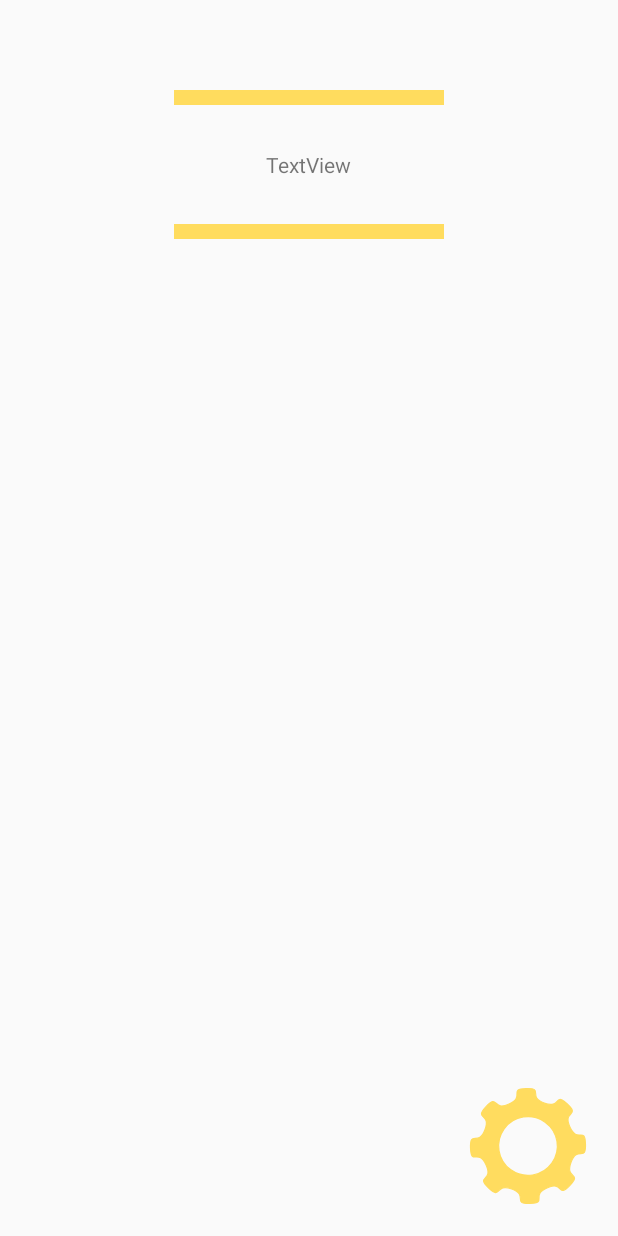
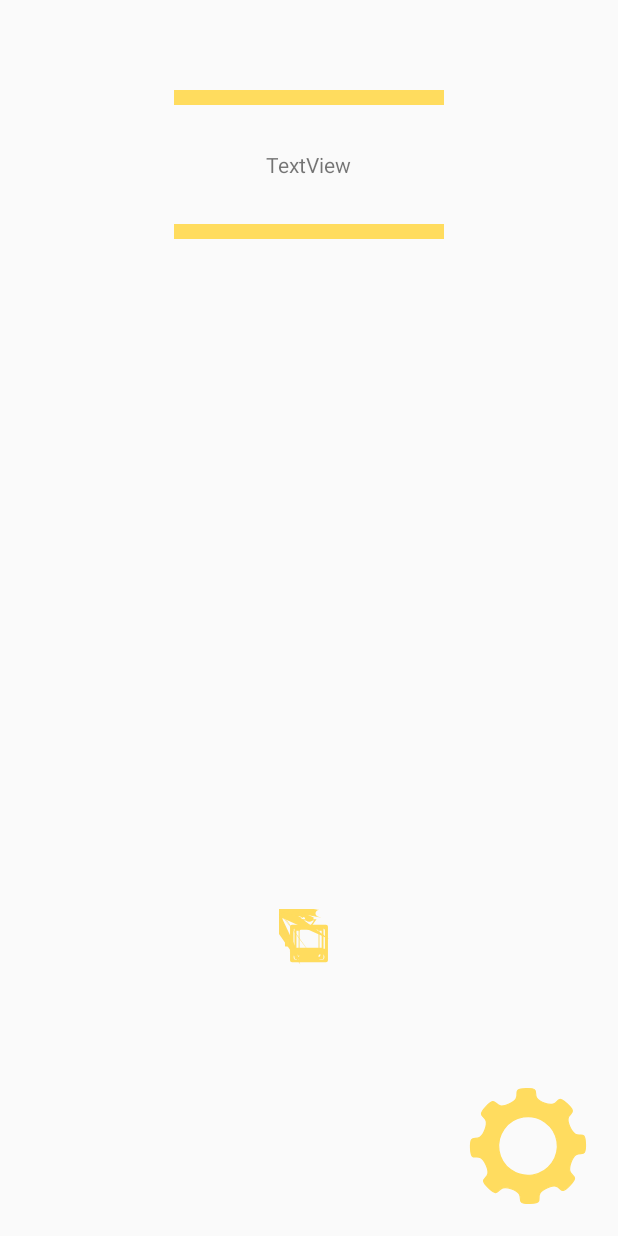
Before and after one commit to LissaGreense/hackathonyoungsters, an Android app: the layout kadzetan.xml on its own in the app's theme, with its tools: preview values and no code run, on a phone screen of 412 x 824 dp. Run offline under Robolectric (Android 15) with nearby library versions, the phone set to English and light mode, and no system bars.

Commit message:
again repair bus and tram svg

```diff
--- a/Android_App/MyApplication2/app/src/main/res/drawable/busicon.xml
+++ b/Android_App/MyApplication2/app/src/main/res/drawable/busicon.xml
@@ -5,94 +5,97 @@
     android:viewportWidth="48"
     android:viewportHeight="48">
 
-    <group
-            android:translateY="-1004.3622">
+    <group>
         <path
             android:fillColor="#ffdc5e"
             android:fillType="evenOdd"
             android:strokeWidth="3"
             android:strokeLineCap="round"
-            android:pathData="M 568.7832,-619.16992 0,2.02539 c 0,3.61499 2.9104,6.52539 6.52539,6.52539 l
-1.98047,0 c 3.615,0 6.52539,-2.9104 6.52539,-6.52539 l 0,-2.02539 -15.03125,0 z" />
+            android:pathData="M 11.10377,43.387083 0,0.899081 c 0,1.604713 1.291942,2.896655 2.896655,2.896655
+l 0.879141,0 c 1.604717,0 2.896654,-1.291942 2.896654,-2.896655 l 0,-0.899081
+-6.67245,0 z" />
         <path
             android:fillColor="#ffdc5e"
             android:fillType="evenOdd"
             android:strokeWidth="3"
             android:strokeLineCap="round"
-            android:pathData="M 611.85547,-619.16992 0,2.02539 c 0,3.61499 2.9104,6.52539 6.52539,6.52539 l
-1.97852,0 c 3.61499,0 6.52539,-2.9104 6.52539,-6.52539 l 0,-2.02539 -15.0293,0 z" />
+            android:pathData="M 30.223775,43.387083 0,0.899081 c 0,1.604713 1.291941,2.896655
+2.896654,2.896655 l 0.878276,0 c 1.604713,0 2.896654,-1.291942
+2.896654,-2.896655 l 0,-0.899081 -6.671584,0 z" />
         <path
             android:fillColor="#ffdc5e"
             android:fillType="evenOdd"
             android:strokeWidth="3"
             android:strokeLineCap="round"
-            android:pathData="M 555.23633,-662.79688 c -0.39303,0 -0.70899,0.31792 -0.70899,0.71094 l
-0,11.90235 c 0,0.39302 0.31596,0.70898 0.70899,0.70898 l 6.62695,0 0,-13.32227
--6.62695,0 z" />
+            android:pathData="M 5.0902441,24.020848 c -0.174468,0 -0.3147243,0.141127 -0.3147243,0.31559 l
+0,5.283515 c 0,0.174464 0.1402563,0.31472 0.3147243,0.31472 l 2.9417376,0
+0,-5.913825 -2.9417376,0 z" />
         <path
             android:fillColor="#ffdc5e"
             android:fillType="evenOdd"
             android:strokeWidth="3"
             android:strokeLineCap="round"
-            android:pathData="M 633.80664,-662.79688 0,13.32227 6.625,0 c 0.39303,0 0.71094,-0.31596
-0.71094,-0.70898 l 0,-11.90235 c 0,-0.39302 -0.31791,-0.71094 -0.71094,-0.71094
-l -6.625,0 z" />
+            android:pathData="M 39.968013,24.020848 0,5.913825 2.940872,0 c 0.174468,0 0.31559,-0.140256
+0.31559,-0.31472 l 0,-5.283515 c 0,-0.174463 -0.141122,-0.31559
+-0.31559,-0.31559 l -2.940872,0 z" />
         <path
             android:fillColor="#ffdc5e"
             android:fillType="evenOdd"
             android:strokeWidth="3.65549207"
             android:strokeLineCap="round"
-            android:pathData="M 567.29102,-688.58789 c -1.99463,0 -3.59961,1.60694 -3.59961,3.60156 l
-0,60.40821 c 0,1.99462 1.60498,3.5996 3.59961,3.5996 l 61.08789,0 c 1.99462,0
-3.59961,-1.605 3.59961,-3.5996 l 0,-60.40821 c 0,-1.99462 -1.60499,-3.60156
--3.59961,-3.60156 l -61.08789,0 z m 6.18164,6.72656 49.35937,0 c 2.04839,0
-3.69727,1.70119 3.69727,3.81445 l 0,32.7129 -56.75586,0 0,-32.7129 c 0,-2.11327
-1.65084,-3.81445 3.69922,-3.81445 z m 2.02343,46.00195 a 5.4535346,5.4535346 0 0
-1 5.45508,5.45508 5.4535346,5.4535346 0 0 1 -5.45508,5.45313 5.4535346,5.4535346
-0 0 1 -5.45312,-5.45313 5.4535346,5.4535346 0 0 1 5.45312,-5.45508 z m
-44.63868,0 a 5.4535346,5.4535346 0 0 1 5.45312,5.45508 5.4535346,5.4535346 0 0 1
--5.45312,5.45313 5.4535346,5.4535346 0 0 1 -5.45508,-5.45313 5.4535346,5.4535346
-0 0 1 5.45508,-5.45508 z" />
-        <group
-                android:translateX="421.82535"
-                android:translateY="-15.575964">
+            android:pathData="M 10.441384,12.572085 c -0.8854269,0 -1.5978859,0.713329 -1.5978859,1.598751 l
+0,26.815519 c 0,0.885422 0.712459,1.597881 1.5978859,1.597881 l 27.117232,0 c
+0.885422,0 1.597885,-0.712468 1.597885,-1.597881 l 0,-26.815519 c 0,-0.885422
+-0.712463,-1.598751 -1.597885,-1.598751 l -27.117232,0 z m 2.744062,2.985955
+21.910881,0 c 0.909291,0 1.641237,0.755167 1.641237,1.693254 l 0,14.521427
+-25.194221,0 0,-14.521427 c 0,-0.938091 0.732816,-1.693254 1.642103,-1.693254 z
+m 0.898211,20.420505 a 2.4208524,2.4208524 0 0 1 2.421538,2.421538
+2.4208524,2.4208524 0 0 1 -2.421538,2.420673 2.4208524,2.4208524 0 0 1
+-2.420668,-2.420673 2.4208524,2.4208524 0 0 1 2.420668,-2.421538 z m 19.815342,0
+a 2.4208524,2.4208524 0 0 1 2.420668,2.421538 2.4208524,2.4208524 0 0 1
+-2.420668,2.420673 2.4208524,2.4208524 0 0 1 -2.421538,-2.420673
+2.4208524,2.4208524 0 0 1 2.421538,-2.421538 z" />
         <path
             android:fillColor="#ffdc5e"
             android:strokeWidth="1"
-                android:pathData="M 152.46692,345.19269 0,20.55908 6.78449,0 c 3.43631,0 6.22647,-2.76079
-6.22647,-6.22647 0,-1.99716 -0.93985,-3.78874 -2.43772,-4.93417 0.67551,-0.96922
-1.05732,-2.11465 1.05732,-3.37757 0,-3.31882 -2.70205,-6.02087 -6.02087,-6.02087
-l -5.60969,0 z m 3.64189,8.13552 0,-4.69922 1.79158,0 c 1.14543,0
-2.37898,0.88111 2.37898,2.32024 0,1.43914 -1.23355,2.37898 -2.37898,2.37898 l
--1.79158,0 z m 0.0881,8.92851 0,-4.96354 2.99575,0 c 1.3804,0 2.52583,1.11606
-2.52583,2.49646 0,1.38039 -1.14543,2.46708 -2.52583,2.46708 l -2.99575,0 z" />
+            android:pathData="M 13.549275,0.96060009 0,9.12628291 3.01167,0 c 1.525396,0 2.763962,-1.2255294
+2.763962,-2.7639628 0,-0.8865497 -0.417204,-1.6818414 -1.082116,-2.1903037
+0.299862,-0.4302418 0.46935,-0.9387042 0.46935,-1.4993209 0,-1.4732415
+-1.199454,-2.67269551 -2.672696,-2.67269551 l -2.49017,0 z m 1.616654,3.61139961
+0,-2.0860082 0.795291,0 c 0.508463,0 1.056042,0.3911293 1.056042,1.0299666
+0,0.6388418 -0.547579,1.0560416 -1.056042,1.0560416 l -0.795291,0 z m
+0.03911,3.963412 0,-2.2033412 1.329829,0 c 0.612766,0 1.121229,0.4954249
+1.121229,1.1081916 0,0.6127623 -0.508463,1.0951496 -1.121229,1.0951496 l
+-1.329829,0 z" />
         <path
             android:fillColor="#ffdc5e"
             android:strokeWidth="1"
-                android:pathData="M 184.47254,358.14491 0,-12.98159 -4.11182,0 0,13.01096 0.0294,0 c
--0.0294,1.02795 -0.41118,1.9678 -1.14543,2.70205 -0.73425,0.73425
--1.6741,1.11606 -2.70205,1.11606 -1.02796,0 -1.99717,-0.38181 -2.73142,-1.11606
--0.73426,-0.73425 -1.14544,-1.70347 -1.14544,-2.73142 l 0,-12.98159 -4.11181,0
-0,13.01096 c 0.0294,4.37615 3.58315,7.92993 7.98867,7.92993 4.37614,0
-7.9593,-3.55378 7.9593,-7.9593 l -0.0294,0 z" />
+            android:pathData="M 27.756736,6.7101579 0,-5.7625953 -1.825259,0 0,5.7756328 0.01305,0 c
+-0.01305,0.4563123 -0.182525,0.8735167 -0.508462,1.199454 -0.325937,0.3259374
+-0.743142,0.4954249 -1.199454,0.4954249 -0.456317,0 -0.886554,-0.1694875
+-1.212492,-0.4954249 C 22.698179,7.5967121 22.515654,7.1664703
+22.515654,6.7101579 l 0,-5.7625953 -1.825254,0 0,5.7756328 c 0.01305,1.9425957
+1.590579,3.5201376 3.546212,3.5201376 1.942591,0 3.533175,-1.5775419
+3.533175,-3.5331751 l -0.01305,0 z" />
         <path
             android:fillColor="#ffdc5e"
             android:strokeWidth="1"
-                android:pathData="M 193.70301,357.05821 0.0881,0.0294 c 2.14401,0.73426 3.40693,1.76221
-3.40693,2.87828 0,0.52866 -0.55803,2.08527 -2.2615,2.08527 -0.91047,0 -3.34819,0
--5.52158,-2.32024 l -2.99575,2.81954 c 1.40976,1.49787 3.05449,2.52583
-4.90481,3.11323 1.4685,0.44055 2.70205,0.49929 3.61252,0.49929 1.85032,0
-3.52441,-0.76362 4.72859,-2.11465 1.02795,-1.14543 1.64472,-2.64331
-1.64472,-4.08244 0,-1.46851 -0.55803,-2.84891 -1.61535,-4.02371
--1.05733,-1.14543 -2.58457,-2.05591 -4.55237,-2.73142 -0.17622,-0.0587
--0.35244,-0.11748 -0.5874,-0.17622 -1.87969,-0.46992 -2.61394,-1.05732
--2.64331,-2.11465 -0.0294,-0.67551 0.17622,-0.99858 0.35244,-1.1748
-0.52866,-0.55804 1.55662,-0.76363 1.82095,-0.76363 1.79157,0 2.64331,0.55804
-3.96496,1.40977 l 0.73425,0.46992 2.14402,-3.49504 -0.67551,-0.44055 c
--1.49788,-0.96922 -3.17197,-2.05591 -6.16772,-2.05591 -1.05733,0
--3.26009,0.44055 -4.78733,2.02654 -1.05733,1.11606 -1.58599,2.5552
--1.49788,4.19992 0.0881,1.9678 0.99859,3.55379 2.64331,4.64048 1.17481,0.79299
-2.43772,1.11606 3.11323,1.29228 l 0.14685,0.0294 z" />
-        </group>
+            android:pathData="M 31.854189,6.2277661 0.03911,0.013051 c 0.951738,0.3259419 1.512354,0.7822542
+1.512354,1.2776835 0,0.2346749 -0.247712,0.9256622 -1.003891,0.9256622
+-0.404163,0 -1.486279,0 -2.451058,-1.0299666 l -1.329829,1.2516085 c
+0.625799,0.6649122 1.355904,1.121229 2.17727,1.3819785 0.651875,0.195563
+1.199454,0.221638 1.603617,0.221638 0.821366,0 1.564504,-0.338975
+2.099045,-0.9387043 0.456313,-0.5084623 0.7301,-1.173379 0.7301,-1.8122163
+0,-0.6518792 -0.247712,-1.264646 -0.717062,-1.7861458 -0.469354,-0.5084623
+-1.147304,-0.9126291 -2.020821,-1.2124915 -0.07823,-0.026057 -0.15645,-0.05215
+-0.26075,-0.078225 -0.834404,-0.2085999 -1.160341,-0.4693499
+-1.173379,-0.9387041 -0.01305,-0.2998624 0.07822,-0.4432749 0.15645,-0.5214999
+0.234675,-0.2477168 0.690992,-0.3389793 0.808329,-0.3389793 0.795288,0
+1.173379,0.2477169 1.760067,0.6258042 l 0.325937,0.2086 0.951742,-1.5514665
+-0.299863,-0.1955624 C 34.096639,1.2995883 33.353501,0.81720096
+32.023672,0.81720096 c -0.469354,0 -1.447171,0.19556244 -2.12512,0.89959164
+-0.469355,0.4954248 -0.704029,1.1342666 -0.664917,1.8643663 0.03911,0.8735167
+0.443279,1.5775459 1.173379,2.0599332 0.521504,0.3520124 1.082117,0.4954249
+1.381979,0.5736498 l 0.06519,0.013051 z" />
     </group>
 </vector>
--- a/Android_App/MyApplication2/app/src/main/res/drawable/tramicon.xml
+++ b/Android_App/MyApplication2/app/src/main/res/drawable/tramicon.xml
@@ -5,8 +5,7 @@
     android:viewportWidth="48"
     android:viewportHeight="48">
 
-    <group
-            android:translateY="-1004.3622">
+    <group>
         <path
             android:fillColor="#feda5f"
             android:fillAlpha="0.98999999"
@@ -14,8 +13,8 @@
             android:strokeAlpha="0.98999999"
             android:strokeWidth="1"
             android:strokeLineCap="round"
-            android:pathData="M 442.58594,-615.72266 -1.47266,2.97657 40.75781,0 -1.47265,-2.97657 -37.8125,0
-z" />
+            android:pathData="M 17.055011,44.480751 -0.541776,1.095049 14.99437,0 -0.541773,-1.095049
+-13.910821,0 z" />
         <path
             android:fillColor="#feda5f"
             android:fillAlpha="0.98999999"
@@ -23,8 +22,8 @@ z" />
             android:strokeAlpha="0.98999999"
             android:strokeWidth="1"
             android:strokeLineCap="round"
-            android:pathData="M 446.53516,-623.70703 -1.47266,2.97656 32.85938,0 -1.47266,-2.97656 -29.91406,0
-z" />
+            android:pathData="M 18.507888,41.543385 -0.541776,1.095045 12.08862,0 -0.541776,-1.095045
+-11.005068,0 z" />
         <path
             android:fillColor="#feda5f"
             android:fillAlpha="0.98999999"
@@ -32,8 +31,8 @@ z" />
             android:strokeAlpha="0.98999999"
             android:strokeWidth="1.54602563"
             android:strokeLineCap="round"
-            android:pathData="M 476.70508,-624.99414 7.7539,15.67773 4.54688,-1.63867 -6.94336,-14.03906
--5.35742,0 z" />
+            android:pathData="M 29.607084,41.069871 2.852578,5.767672 1.67275,-0.60285 -2.55439,-5.164822
+-1.970938,0 z" />
         <path
             android:fillColor="#feda5f"
             android:fillAlpha="0.98999999"
@@ -41,8 +40,8 @@ z" />
             android:strokeAlpha="0.98999999"
             android:strokeWidth="1.54602563"
             android:strokeLineCap="round"
-            android:pathData="M 440.86523,-624.99414 -6.94335,14.03906 4.54882,1.63867 7.75391,-15.67773
--5.35938,0 z" />
+            android:pathData="M 16.42198,41.069871 -2.554385,5.164822 1.673463,0.60285 2.852582,-5.767672
+-1.97166,0 z" />
         <path
             android:fillColor="#ffdc5e"
             android:fillAlpha="0.98999999"
@@ -50,53 +49,56 @@ z" />
             android:strokeAlpha="0.98999999"
             android:strokeWidth="3.65123129"
             android:strokeLineCap="round"
-            android:pathData="M 433.87891,-699.97656 c -2.15834,0 -3.89649,1.73619 -3.89649,3.89453 l
-0,65.36719 c 0,2.15833 1.73815,3.89648 3.89649,3.89648 l 55.16992,0 c 2.15833,0
-3.89648,-1.73815 3.89648,-3.89648 l 0,-65.36719 c 0,-2.15834 -1.73815,-3.89453
--3.89648,-3.89453 l -55.16992,0 z m 9.76757,8.35547 35.86329,0 c 1.48838,0
-2.6875,1.83109 2.6875,4.10547 l 0,35.20703 -41.23829,0 0,-35.20703 c 0,-2.27438
-1.19913,-4.10547 2.6875,-4.10547 z m -9.05859,2.37109 3.87305,0 c 0.25454,0
-0.45898,0.20444 0.45898,0.45898 l 0,36.02344 c 0,0.25455 -0.20444,0.45899
--0.45898,0.45899 l -3.87305,0 c -0.25454,0 -0.45898,-0.20444 -0.45898,-0.45899 l
-0,-36.02344 c 0,-0.25454 0.20444,-0.45898 0.45898,-0.45898 z m 50.10742,0
-3.87305,0 c 0.25454,0 0.45898,0.20444 0.45898,0.45898 l 0,36.02344 c 0,0.25455
--0.20444,0.45899 -0.45898,0.45899 l -3.87305,0 c -0.25454,0 -0.45898,-0.20444
--0.45898,-0.45899 l 0,-36.02344 c 0,-0.25454 0.20444,-0.45898 0.45898,-0.45898 z
-m -47.68359,48.5 11.80859,0 0,8.13867 -8.58008,0 c -1.78813,0 -3.22851,-1.34956
--3.22851,-3.02539 l 0,-5.11328 z m 37.24609,0 11.8086,0 0,5.11328 c 0,1.67583
--1.43844,3.02539 -3.22657,3.02539 l -8.58203,0 0,-8.13867 z" />
+            android:pathData="M 13.851787,13.484627 c -0.794031,0 -1.433478,0.638726 -1.433478,1.432757 l
+0,24.047901 c 0,0.794027 0.639447,1.433474 1.433478,1.433474 l 20.296433,0 c
+0.794027,0 1.433474,-0.639447 1.433474,-1.433474 l 0,-24.047901 c 0,-0.794031
+-0.639447,-1.432757 -1.433474,-1.432757 l -20.296433,0 z m 3.593386,3.07389
+13.193727,0 c 0.547559,0 0.988703,0.673639 0.988703,1.510359 l 0,12.952296
+-15.171133,0 0,-12.952296 c 0,-0.83672 0.441147,-1.510359 0.988703,-1.510359 z m
+-3.33256,0.872299 1.424854,0 c 0.09364,0 0.168854,0.07521 0.168854,0.168854 l
+0,13.252644 c 0,0.09365 -0.07521,0.168858 -0.168854,0.168858 l -1.424854,0 c
+-0.09364,0 -0.168854,-0.07521 -0.168854,-0.168858 l 0,-13.252644 c 0,-0.09364
+0.07521,-0.168854 0.168854,-0.168854 z m 18.433993,0 1.424854,0 c 0.09364,0
+0.168854,0.07521 0.168854,0.168854 l 0,13.252644 c 0,0.09365 -0.07521,0.168858
+-0.168854,0.168858 l -1.424854,0 c -0.09364,0 -0.168854,-0.07521
+-0.168854,-0.168858 l 0,-13.252644 c 0,-0.09364 0.07521,-0.168854
+0.168854,-0.168854 z m -17.542292,17.84264 4.344256,0 0,2.994131 -3.156521,0 c
+-0.657834,0 -1.187735,-0.496489 -1.187735,-1.113009 l 0,-1.881122 z m
+13.702445,0 4.34426,0 0,1.881122 c 0,0.61652 -0.529187,1.113009
+-1.187021,1.113009 l -3.157239,0 0,-2.994131 z" />
         <path
             android:fillAlpha="0.98999999"
             android:fillType="evenOdd"
             android:strokeColor="#ffdc5e"
             android:strokeAlpha="0.98999999"
-            android:strokeWidth="3"
+            android:strokeWidth="1.04050636"
             android:strokeLineCap="round"
-            android:pathData="M 131.83347,329.59805 -22.36246,12.91098 0,-25.82195 z" />
+            android:pathData="M 29.024793,8.7468007 24.000078,15.658964 18.97536,8.7468014 Z" />
         <path
             android:fillColor="#ffdc5e"
             android:strokeWidth="1"
-            android:pathData="M 430.70732,310.91428 0,3.20004 4.4572,0 0,12.823 3.20003,0 0,-12.823 4.43434,0
-0,-3.20004 -12.09157,0 z" />
+            android:pathData="M 12.684992,1.1708628 0,1.177261 1.639757,0 0,4.7174468 1.177257,0 0,-4.7174468
+1.631347,0 0,-1.177261 -4.448361,0 z" />
         <path
             android:fillColor="#ffdc5e"
             android:strokeWidth="1"
-            android:pathData="M 456.39689,326.93732 -3.17717,-6.85722 c 1.66859,-0.7543 2.81146,-2.42289
-2.81146,-4.36576 0,-2.65146 -2.1486,-4.82291 -4.80006,-4.82291 l -6.03435,0
-0,16.02303 3.20004,0 0,-6.40007 1.60001,0 2.99432,6.42293 3.40575,0 z m
--5.16577,-12.84586 c 0.89144,0 1.60002,0.73144 1.60002,1.62288 0,0.89143
--0.70858,1.60001 -1.60002,1.60001 l -2.83431,0 0,-3.22289 2.83431,0 z" />
+            android:pathData="M 22.135915,7.0655706 20.967067,4.5428715 c 0.613857,-0.277499
+1.034307,-0.8913557 1.034307,-1.6061171 0,-0.9754443 -0.790448,-1.7742979
+-1.765892,-1.7742979 l -2.219974,0 0,5.8947042 1.177261,0 0,-2.3545184
+0.588627,0 1.101579,2.3629283 1.25294,0 z M 20.235482,2.3397139 c 0.327951,0
+0.588631,0.2690891 0.588631,0.5970405 0,0.3279477 -0.26068,0.5886268
+-0.588631,0.5886268 l -1.042713,0 0,-1.1856673 1.042713,0 z" />
         <path
             android:fillColor="#ffdc5e"
             android:strokeWidth="1"
-            android:pathData="M 470.80634,326.93732 3.5429,0 -7.5658,-16.02304 -0.93716,0 -8.16009,16.02304
-3.58861,0 1.50859,-2.97146 6.62865,0 1.3943,2.97146 z m -6.37721,-6.1715
-1.80573,-3.56575 1.66859,3.56575 -3.47432,0 z" />
+            android:pathData="M 27.437,7.0655706 1.303395,0 -2.783378,-5.8947078 -0.344771,0
+-3.002012,5.8947078 1.320212,0 0.554995,-1.0931688 2.43861,0 L 27.437,7.0655706
+Z M 25.090891,4.7951407 25.7552,3.4833388 l 0.613857,1.3118019 -1.278166,0 z" />
         <path
             android:fillColor="#ffdc5e"
             android:strokeWidth="1"
-            android:pathData="M 489.01976,326.93732 0,-9.80583 -4.59434,4.18291 -4.59434,-4.18291 0,9.80583
--3.20003,0 0,-16.02304 1.09715,0 6.69722,6.08007 6.67436,-6.08007 1.12001,0
-0,16.02304 -3.20003,0 z" />
+            android:pathData="M 34.137525,7.0655706 0,-3.6074617 -1.690209,1.5388486 -1.690209,-1.5388486
+0,3.6074617 -1.177258,0 0,-5.8947078 0.40363,0 2.463837,2.2367938
+2.455427,-2.2367938 0.41204,0 0,5.8947078 -1.177258,0 z" />
     </group>
 </vector>
```
Lines whose indentation alone changed are shown as unchanged.
